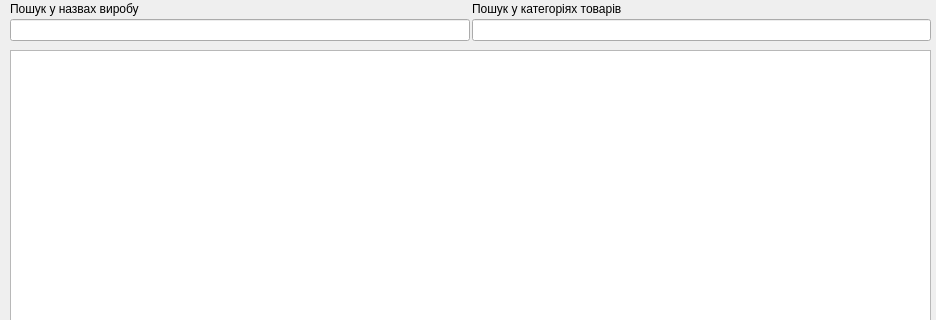
Qt form viyar/Price_Window.ui (Anatoliy-ProffDesgn/TestOffice) before a commit; both pictures show x 0 to 936 and y 0 to 320 of the 936 by 900 pixel window.
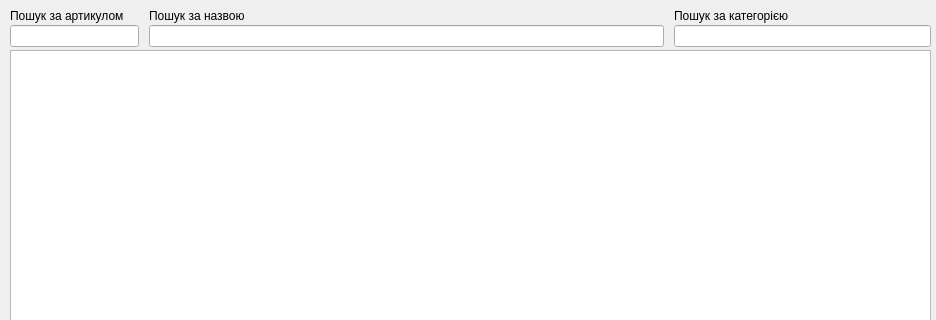
The same form after that commit.

Commit message: Home Viyar Search and Sort

The edit to the form file:
```diff
--- a/viyar/Price_Window.ui
+++ b/viyar/Price_Window.ui
@@ -40,33 +40,61 @@
    <property name="geometry">
     <rect>
      <x>10</x>
-     <y>0</y>
+     <y>-1</y>
      <width>921</width>
-     <height>41</height>
+     <height>51</height>
     </rect>
    </property>
-   <layout class="QGridLayout" name="gridLayout">
-    <property name="spacing">
+   <layout class="QGridLayout" name="gridLayout_2" columnstretch="1,4,2">
+    <property name="topMargin">
+     <number>3</number>
+    </property>
+    <property name="bottomMargin">
+     <number>3</number>
+    </property>
+    <property name="horizontalSpacing">
+     <number>10</number>
+    </property>
+    <property name="verticalSpacing">
      <number>2</number>
     </property>
     <item row="1" column="0">
+     <widget class="QLineEdit" name="lineEdit_SearchArt"/>
+    </item>
+    <item row="1" column="1">
      <widget class="QLineEdit" name="lineEdit_SearchName"/>
     </item>
-    <item row="0" column="0">
-     <widget class="QLabel" name="label_3">
-      <property name="text">
-       <string>Пошук у назвах виробу</string>
-      </property>
-     </widget>
-    </item>
     <item row="0" column="1">
+     <widget class="QLabel" name="label_3">
+      <property name="text">
+       <string>Пошук за назвою</string>
+      </property>
+      <property name="alignment">
+       <set>Qt::AlignBottom|Qt::AlignLeading|Qt::AlignLeft</set>
+      </property>
+     </widget>
+    </item>
+    <item row="0" column="0">
+     <widget class="QLabel" name="label_4">
+      <property name="text">
+       <string>Пошук за артикулом</string>
+      </property>
+      <property name="alignment">
+       <set>Qt::AlignBottom|Qt::AlignLeading|Qt::AlignLeft</set>
+      </property>
+     </widget>
+    </item>
+    <item row="0" column="2">
      <widget class="QLabel" name="label_2">
       <property name="text">
-       <string>Пошук у категоріях товарів</string>
+       <string>Пошук за категорією</string>
+      </property>
+      <property name="alignment">
+       <set>Qt::AlignBottom|Qt::AlignLeading|Qt::AlignLeft</set>
       </property>
      </widget>
     </item>
-    <item row="1" column="1">
+    <item row="1" column="2">
      <widget class="QLineEdit" name="lineEdit_SearchCategori"/>
     </item>
    </layout>
```
Left out of the diff: 2 changed lines with no effect on the pictures. The commit also changes 4 other files.
